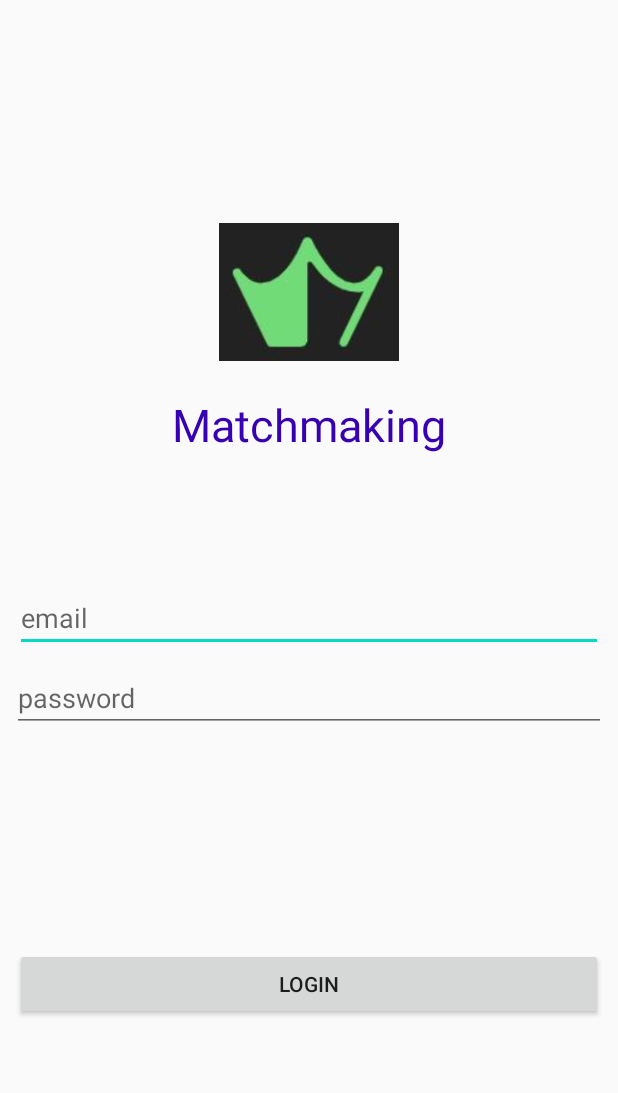
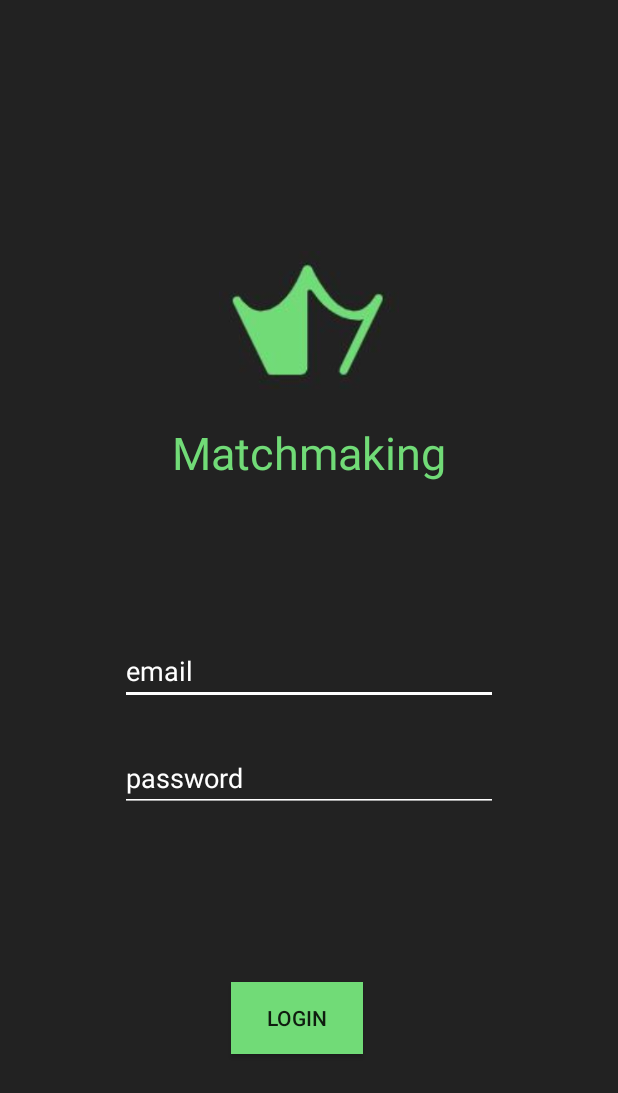
Before and after one commit to IETI-Starsoft/Matchmaking-Android, an Android app: the screen it shows after launch (LoginActivity), on a phone screen of 412 x 824 dp. Shown: the top 1093 px of the screen. Run offline under Robolectric (Android 15) with nearby library versions, the phone set to English and light mode, and no system bars.

Commit message:
:lipstick: Updating UI Styles
Co-authored-by: cdavidd <cdavidlopez@hotmail.com>

```diff
--- /dev/null
+++ b/app/src/main/res/drawable/cursor_color.xml
@@ -0,0 +1,5 @@
+<?xml version="1.0" encoding="utf-8"?>
+<shape xmlns:android="http://schemas.android.com/apk/res/android" >
+    <size android:width="1dp" />
+    <solid android:color="#FFFFFF"  />
+</shape>
--- a/app/src/main/res/layout/activity_login.xml
+++ b/app/src/main/res/layout/activity_login.xml
@@ -2,7 +2,8 @@
 <androidx.constraintlayout.widget.ConstraintLayout
     xmlns:android="http://schemas.android.com/apk/res/android" android:layout_width="match_parent"
     xmlns:app="http://schemas.android.com/apk/res-auto"
-    android:layout_height="match_parent">
+    android:layout_height="match_parent"
+    android:background="#222222">
 
     <TextView
         android:id="@+id/textView2"
@@ -14,7 +15,7 @@
         android:layout_marginStart="8dp"
         android:layout_marginTop="8dp"
         android:text="@string/login_title"
-        android:textColor="@color/colorPrimaryDark"
+        android:textColor="#71DB77"
         android:textSize="30sp"
         app:layout_constraintEnd_toEndOf="parent"
         app:layout_constraintStart_toStartOf="parent"
@@ -38,46 +39,58 @@
 
     <EditText
         android:id="@+id/email"
-        android:layout_width="match_parent"
-        android:layout_height="wrap_content"
+        android:layout_width="252dp"
+        android:layout_height="44dp"
         android:layout_margin="10dp"
         android:layout_marginBottom="8dp"
+        android:backgroundTint="@android:color/primary_text_dark"
         android:ems="10"
         android:hint="@string/email"
         android:inputType="textPersonName"
+        android:textColor="#FFFFFF"
+        android:textColorHint="#FFFFFF"
+        android:textCursorDrawable="@drawable/cursor_color"
         app:layout_constraintBottom_toBottomOf="parent"
         app:layout_constraintEnd_toEndOf="parent"
         app:layout_constraintStart_toStartOf="parent"
-        app:layout_constraintTop_toTopOf="parent" />
+        app:layout_constraintTop_toTopOf="parent"
+        app:layout_constraintVertical_bias="0.547" />
 
     <EditText
         android:id="@+id/password"
-        android:layout_width="match_parent"
-        android:layout_height="wrap_content"
+        android:layout_width="252dp"
+        android:layout_height="43dp"
+        android:layout_marginStart="8dp"
+        android:layout_marginLeft="8dp"
+        android:layout_marginTop="28dp"
         android:layout_marginEnd="8dp"
-        android:layout_marginLeft="8dp"
         android:layout_marginRight="8dp"
-        android:layout_marginStart="8dp"
-        android:layout_marginTop="8dp"
+        android:backgroundTint="@android:color/primary_text_dark"
         android:ems="10"
         android:hint="@string/password"
         android:inputType="textPassword"
+        android:textColor="#FFFFFF"
+        android:textColorHint="#FFFFFF"
+        android:textCursorDrawable="@drawable/cursor_color"
         app:layout_constraintEnd_toEndOf="parent"
         app:layout_constraintStart_toStartOf="parent"
         app:layout_constraintTop_toBottomOf="@+id/email" />
 
     <Button
         android:id="@+id/button"
-        android:layout_width="match_parent"
+        android:layout_width="wrap_content"
         android:layout_height="wrap_content"
         android:layout_margin="10dp"
         android:layout_marginBottom="8dp"
+        android:background="#71db77"
+        android:onClick="onLoginClicked"
         android:padding="10dp"
         android:text="@string/login"
         app:layout_constraintBottom_toBottomOf="parent"
         app:layout_constraintEnd_toEndOf="parent"
+        app:layout_constraintHorizontal_bias="0.473"
         app:layout_constraintStart_toStartOf="parent"
-        android:onClick="onLoginClicked"
-        app:layout_constraintTop_toBottomOf="@+id/password" />
+        app:layout_constraintTop_toBottomOf="@+id/password"
+        app:layout_constraintVertical_bias="0.482" />
 
 </androidx.constraintlayout.widget.ConstraintLayout>
--- a/app/src/main/res/layout/nav_header_main.xml
+++ b/app/src/main/res/layout/nav_header_main.xml
@@ -3,7 +3,7 @@
     xmlns:app="http://schemas.android.com/apk/res-auto"
     android:layout_width="match_parent"
     android:layout_height="@dimen/nav_header_height"
-    android:background="@drawable/side_nav_bar"
+    android:background="#222222"
     android:gravity="bottom"
     android:orientation="vertical"
     android:paddingBottom="@dimen/activity_vertical_margin"
@@ -21,13 +21,6 @@
         app:srcCompat="@mipmap/ic_launcher_round" />
 
     <TextView
-        android:layout_width="match_parent"
-        android:layout_height="wrap_content"
-        android:paddingTop="@dimen/nav_header_vertical_spacing"
-        android:text="@string/nav_header_title"
-        android:textAppearance="@style/TextAppearance.AppCompat.Body1" />
-
-    <TextView
         android:id="@+id/textView"
         android:layout_width="wrap_content"
         android:layout_height="wrap_content"
--- a/app/src/main/res/values/styles.xml
+++ b/app/src/main/res/values/styles.xml
@@ -1,11 +1,11 @@
 <resources>
 
     <!-- Base application theme. -->
-    <style name="AppTheme" parent="Theme.AppCompat.Light.DarkActionBar">
+    <style name="AppTheme" parent="Theme.AppCompat.DayNight.DarkActionBar">
         <!-- Customize your theme here. -->
-        <item name="colorPrimary">@color/colorPrimary</item>
-        <item name="colorPrimaryDark">@color/colorPrimaryDark</item>
-        <item name="colorAccent">@color/colorAccent</item>
+        <item name="colorPrimary">#3C403D</item>
+        <item name="colorPrimaryDark">#232725</item>
+        <item name="colorAccent">#0E3E0F</item>
     </style>
 
     <style name="AppTheme.NoActionBar">
```
